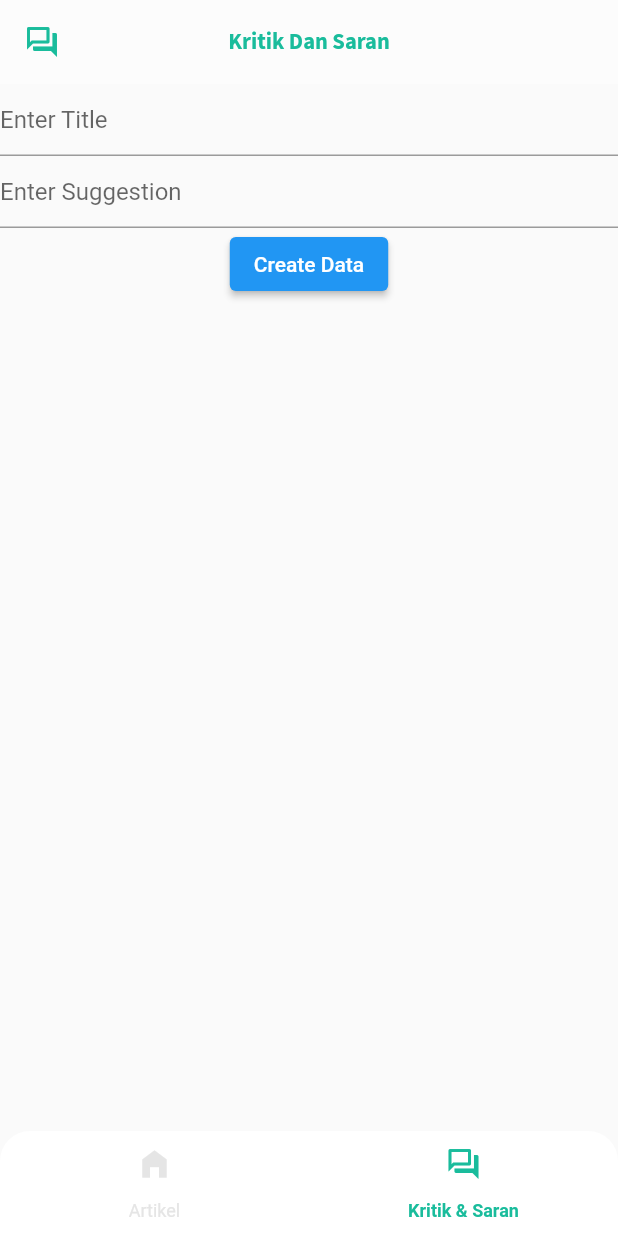
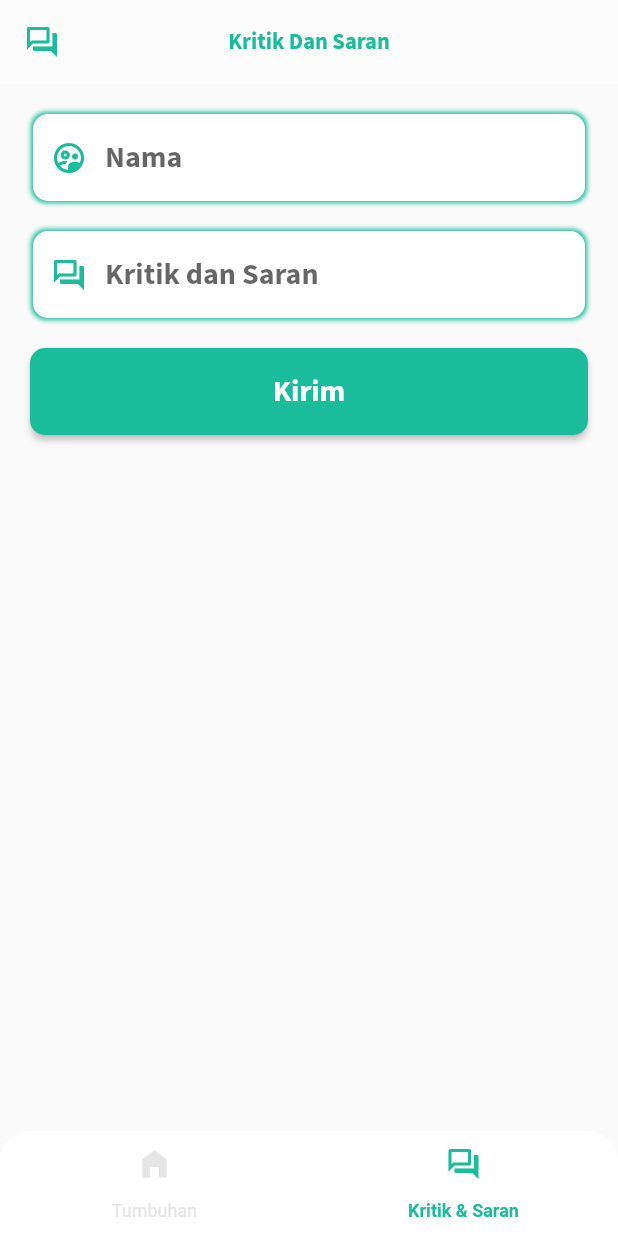
Before and after one commit to Jhonlien/froti-app, a Flutter app: the screen it shows after launch, item 2 of the bottom bar chosen, after a tap on the "question answer" icon, on a phone screen of 412 x 824 dp. Run offline on Flutter 3.47's test engine with Material 2 defaults, Android fonts, the phone set to English and light mode, and no system bars; our stand-ins replace another_flushbar, bloc, equatable, flutter_bloc, flutter_spinkit, flutter_widget_from_html and 1 more; network calls fail.

Commit message:
revisi 1

```diff
--- /dev/null
+++ b/lib/models/Suggestion.dart
@@ -0,0 +1,19 @@
+part of 'Models.dart';
+
+class Suggestion {
+  final String? name;
+  final String? suggest;
+  Suggestion(this.name, this.suggest);
+  Map<String, dynamic> toJson() => {'name': name, 'suggest': suggest};
+}
+
+class SuggestionResult {
+  final int? code;
+  final String? message;
+  SuggestionResult({this.code, this.message});
+
+  factory SuggestionResult.fromJson(Map<String, dynamic> object) {
+    return SuggestionResult(
+        code: object['code'], message: object['message']);
+  }
+}
--- /dev/null
+++ b/lib/ui/pages/index_page.dart
@@ -0,0 +1,101 @@
+part of 'pages.dart';
+
+class IndexPage extends StatefulWidget {
+  const IndexPage({Key? key}) : super(key: key);
+
+  @override
+  _IndexPageState createState() => _IndexPageState();
+}
+
+class _IndexPageState extends State<IndexPage> {
+  @override
+  Widget build(BuildContext context) {
+    return Scaffold(
+        body: AnnotatedRegion<SystemUiOverlayStyle>(
+            value:
+                SystemUiOverlayStyle.light.copyWith(statusBarColor: mainColor),
+            child: RefreshIndicator(
+              onRefresh: () async {
+                await Future.delayed(Duration(seconds: 3));
+                BlocProvider.of<PlantBloc>(context).add(FetchPlants());
+              },
+              child: Container(
+                color: Colors.white,
+                child: ListView(
+                  children: [
+                    Stack(children: [
+                      Container(
+                        decoration: BoxDecoration(
+                            color: mainColor,
+                            borderRadius: BorderRadius.only(
+                                bottomLeft: Radius.circular(80),
+                                bottomRight: Radius.circular(80))),
+                        padding: EdgeInsets.fromLTRB(20, 20, 20, 100),
+                        child: Row(
+                          crossAxisAlignment: CrossAxisAlignment.center,
+                          mainAxisAlignment: MainAxisAlignment.center,
+                          children: [
+                            Center(
+                              child:
+                                  Image.asset("assets/vegan.png", height: 50),
+                            ),
+                            SizedBox(
+                              width: 10,
+                            ),
+                            Center(
+                              child: Text(
+                                "FROTI",
+                                style: whiteTextFont.copyWith(
+                                    fontSize: 34,
+                                    letterSpacing: 3.5,
+                                    fontWeight: FontWeight.bold),
+                              ),
+                            ),
+                          ],
+                        ),
+                      ),
+                      Container(
+                          margin: EdgeInsets.only(top: 70, left: 15, right: 15),
+                          child: BlocBuilder<PlantBloc, PlantState>(
+                            builder: (_, plantState) {
+                              if (plantState is PlantLoaded) {
+                                List<Plant> plants = plantState.plants;
+                                return GridView.builder(
+                                    physics: ScrollPhysics(),
+                                    gridDelegate:
+                                        new SliverGridDelegateWithFixedCrossAxisCount(
+                                      crossAxisCount: 2,
+                                      childAspectRatio: 1,
+                                    ),
+                                    shrinkWrap: true,
+                                    itemCount: plants.length,
+                                    itemBuilder: (_, index) {
+                                      return Center(
+                                        child: Wrap(
+                                            spacing: 24,
+                                            runSpacing: 24,
+                                            children: [
+                                              HomeCard(plants[index],
+                                                  onTap: () {
+                                                Navigator.push(
+                                                    context,
+                                                    MaterialPageRoute(
+                                                        builder: (context) =>
+                                                            DetailPage(plants[
+                                                                index])));
+                                              }),
+                                            ]),
+                                      );
+                                    });
+                              } else {
+                                return SpinKitFadingFour(color: Colors.white);
+                              }
+                            },
+                          ))
+                    ]),
+                  ],
+                ),
+              ),
+            )));
+  }
+}
--- a/lib/ui/pages/main_page.dart
+++ b/lib/ui/pages/main_page.dart
@@ -60,7 +60,7 @@ class _MainPageState extends State<MainPage> {
             },
             items: [
               BottomNavigationBarItem(
-                  label: "Artikel",
+                  label: "Tumbuhan",
                   icon: Container(
                     margin: EdgeInsets.only(bottom: 16),
                     height: 20,
--- a/lib/ui/pages/pages.dart
+++ b/lib/ui/pages/pages.dart
@@ -1,3 +1,6 @@
+import 'dart:convert';
+
+import 'package:another_flushbar/flushbar.dart';
 import 'package:flutter/material.dart';
 import 'package:flutter/services.dart';
 import 'package:flutter_bloc/flutter_bloc.dart';
--- a/lib/ui/pages/suggestion_page.dart
+++ b/lib/ui/pages/suggestion_page.dart
@@ -8,8 +8,8 @@ class SuggestionPage extends StatefulWidget {
 }
 
 class _SuggestionPageState extends State<SuggestionPage> {
-  final TextEditingController _nameController = TextEditingController();
-  final TextEditingController _suggestController = TextEditingController();
+  TextEditingController _nameController = TextEditingController();
+  TextEditingController _suggestController = TextEditingController();
 
   @override
   Widget build(BuildContext context) {
@@ -27,22 +27,125 @@ class _SuggestionPageState extends State<SuggestionPage> {
                   fontSize: 15, fontWeight: FontWeight.bold))),
       body: Column(
         children: [
-          TextField(
-            controller: _nameController,
-            decoration: const InputDecoration(hintText: 'Enter Title'),
+          Container(
+            padding: EdgeInsets.symmetric(horizontal: 20),
+            child: Column(
+              children: [
+                SizedBox(
+                  height: 20,
+                ),
+                Container(
+                  margin: EdgeInsets.symmetric(horizontal: 2),
+                  decoration: BoxDecoration(
+                      color: Colors.white,
+                      borderRadius: new BorderRadius.circular(10.0),
+                      boxShadow: [
+                        BoxShadow(
+                            color: mainColor,
+                            blurRadius: 2.0,
+                            spreadRadius: 0.8)
+                      ]),
+                  child: TextField(
+                    onChanged: (text) {},
+                    controller: _nameController,
+                    decoration: InputDecoration(
+                        prefixIcon: Icon(Icons.supervised_user_circle_outlined, color: mainColor),
+                        border: InputBorder.none,
+                        focusedBorder: InputBorder.none,
+                        contentPadding: EdgeInsets.only(
+                            left: 15, bottom: 15, top: 15, right: 15),
+                        hintText: "Nama"),
+                    style: mainTextFont.copyWith(
+                        fontSize: 20, fontWeight: FontWeight.bold),
+                  ),
+                ),
+                SizedBox(
+                  height: 20,
+                ),
+                Container(
+                  margin: EdgeInsets.symmetric(horizontal: 2),
+                  decoration: BoxDecoration(
+                      color: Colors.white,
+                      borderRadius: new BorderRadius.circular(10.0),
+                      boxShadow: [
+                        BoxShadow(
+                            color: mainColor,
+                            blurRadius: 2.0,
+                            spreadRadius: 0.8)
+                      ]),
+                  child: TextField(
+                    keyboardType: TextInputType.multiline,
+                    maxLines: null,
+                    onChanged: (text) {},
+                    controller: _suggestController,
+                    decoration: InputDecoration(
+                        prefixIcon: Icon(Icons.question_answer_outlined, color: mainColor),
+                        border: InputBorder.none,
+                        focusedBorder: InputBorder.none,
+                        contentPadding: EdgeInsets.only(
+                            left: 15, bottom: 15, top: 15, right: 15),
+                        hintText: "Kritik dan Saran"),
+                    style: mainTextFont.copyWith(
+                        fontSize: 20, fontWeight: FontWeight.bold),
+                  ),
+                ),
+              ],
+            ),
           ),
-          TextField(
-            controller: _suggestController,
-            decoration: const InputDecoration(hintText: 'Enter Suggestion'),
+          SizedBox(
+            height: 20,
           ),
-          ElevatedButton(
-            onPressed: () {
-              SuggestionServices.postSuggestion(_nameController.text, _suggestController.text).then((value) {
-                      print(value);
-              });
-            },
-            child: const Text('Create Data'),
-          ),
+          Container(padding: EdgeInsets.symmetric(horizontal: 20),
+            child : SizedBox(
+              width: double.infinity,
+              child: ElevatedButton(
+                  style: ButtonStyle(
+                      backgroundColor:
+                      MaterialStateProperty.all<Color>(mainColor),
+                      padding: MaterialStateProperty.all<EdgeInsets>(EdgeInsets.all(15)),
+                      shape: MaterialStateProperty.all<RoundedRectangleBorder>(RoundedRectangleBorder(
+                        borderRadius: BorderRadius.circular(10),
+                      ))),
+                  onPressed: () async {
+                    if(_nameController.text.trim() == "" || _suggestController.text.trim() == "") {
+                      Flushbar(
+                        duration: Duration(seconds: 3),
+                        flushbarPosition: FlushbarPosition.TOP,
+                        backgroundColor: Color(0xFFFF5C83),
+                        message: "Nama & Kritik Saran harus diisi!",
+                      )..show(context);
+                    }   else  {
+                      SuggestionServices.postSuggestion(
+                          _nameController.text, _suggestController.text
+                      ).then((value) {
+                        SuggestionResult result = value;
+                        _nameController.text = "";
+                        _suggestController.text = "";
+                        if(
+                        result.code == 200
+                        ){
+                          Flushbar(
+                            duration: Duration(seconds: 3),
+                            flushbarPosition: FlushbarPosition.TOP,
+                            backgroundColor: mainColor,
+                            message: result.message,
+                          )..show(context);
+                          setState(( ) { });
+                        } else {
+                          Flushbar(
+                            duration: Duration(seconds: 3),
+                            flushbarPosition: FlushbarPosition.TOP,
+                            backgroundColor: Color(0xFFFF5C83),
+                            message: result.message,
+                          )..show(context);
+                          setState(( ) { });
+                        }
+                      });
+                    }
+                  },
+                  child: Text("Kirim", style: whiteTextFont.copyWith(fontSize: 20,fontWeight: FontWeight.bold))),
+            )
+          )
         ],
       ),
     );
--- a/pubspec.yaml
+++ b/pubspec.yaml
@@ -31,6 +31,7 @@ dependencies:
   google_fonts: ^2.1.0
   http: ^0.13.3
   provider: ^5.0.0
+  another_flushbar: ^1.10.23
 
 dev_dependencies:
   flutter_test:
```
Also changed, not shown: lib/services/SuggestionServices.dart (added, +24 -0 lines), pubspec.lock.
